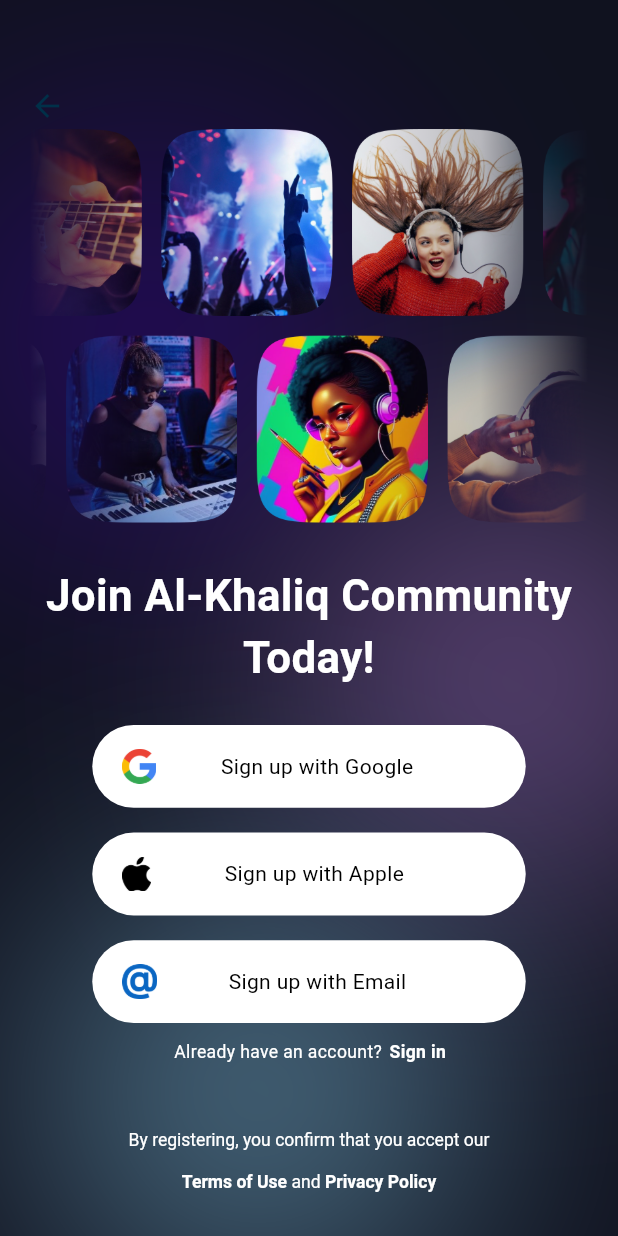
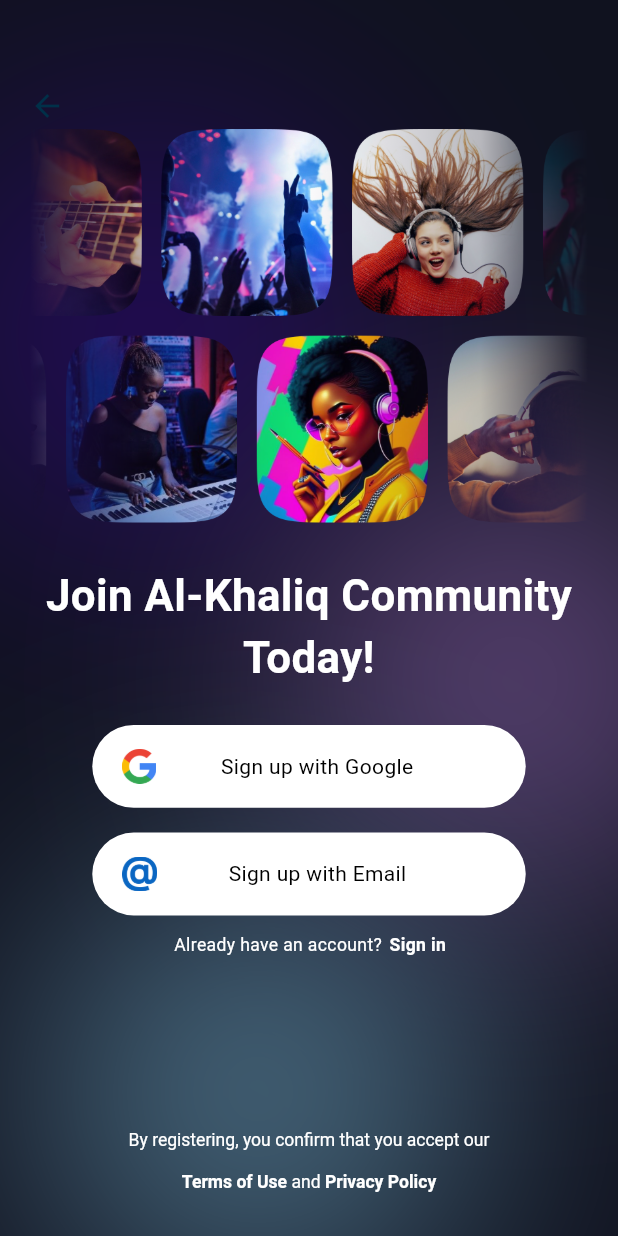
Before and after one commit to Mickey771/al_khaliq, a Flutter app: the screen it shows after launch, on a phone screen of 412 x 824 dp. Run offline on Flutter 3.47's test engine with Material 3 defaults, Android fonts, the light colour scheme and no system bars; our stand-ins replace audio_service, cached_network_image, firebase_auth, firebase_core, flutter_screenutil, flutter_svg and 10 more; missing offline and left inert: audio_session, purchases_flutter; accounts and stored records are empty; Roboto replaces fonts that are missing (Excon).

Commit message:
feat: Add initial AuthBoard onboarding screen for user authentication and update pubspec.yaml.

```diff
--- a/lib/onboarding/auth_board.dart
+++ b/lib/onboarding/auth_board.dart
@@ -1,4 +1,3 @@
-
 import 'package:al_khaliq/controllers/genre_controller.dart';
 import 'package:al_khaliq/controllers/music_controller.dart';
 import 'package:al_khaliq/controllers/playlist_controller.dart';
@@ -227,51 +226,51 @@ class _AuthBoardState extends State<AuthBoard> {
                             ),
                             verticalSpace(0.02),
 
-                            Obx(
-                              () => InkWell(
-                                onTap: () {
-                                  accountController.signInWithApple(
-                                      context: context);
-                                },
-                                child: Container(
-                                  padding: EdgeInsets.fromLTRB(20, 16, 30, 16),
-                                  margin:
-                                      EdgeInsets.symmetric(horizontal: 43.sp),
-                                  decoration: BoxDecoration(
-                                    color: whiteColor,
-                                    borderRadius: BorderRadius.circular(70.sp),
-                                  ),
-                                  child: Center(
-                                    child: accountController
-                                                .loadingStatus.value ==
-                                            true
-                                        ? LoadingAnimationWidget.stretchedDots(
-                                            color: Colors.white, size: 20)
-                                        : Row(
-                                            mainAxisAlignment:
-                                                MainAxisAlignment.spaceBetween,
-                                            children: [
-                                              Image.asset(
-                                                'assets/images/icons/Apple.png',
-                                                fit: BoxFit.scaleDown,
-                                                scale: 22,
-                                              ),
-                                              Text("Sign up with Apple",
-                                                  textAlign: TextAlign.center,
-                                                  style: TextStyle(
-                                                      fontSize: 14,
-                                                      fontWeight:
-                                                          FontWeight.w400,
-                                                      color: Colors.black)),
-                                              horizontalSpace(0.005),
-                                            ],
-                                          ),
-                                  ),
-                                ),
-                              ),
-                            ),
+                            // Obx(
+                            //   () => InkWell(
+                            //     onTap: () {
+                            //       accountController.signInWithApple(
+                            //           context: context);
+                            //     },
+                            //     child: Container(
+                            //       padding: EdgeInsets.fromLTRB(20, 16, 30, 16),
+                            //       margin:
+                            //           EdgeInsets.symmetric(horizontal: 43.sp),
+                            //       decoration: BoxDecoration(
+                            //         color: whiteColor,
+                            //         borderRadius: BorderRadius.circular(70.sp),
+                            //       ),
+                            //       child: Center(
+                            //         child: accountController
+                            //                     .loadingStatus.value ==
+                            //                 true
+                            //             ? LoadingAnimationWidget.stretchedDots(
+                            //                 color: Colors.white, size: 20)
+                            //             : Row(
+                            //                 mainAxisAlignment:
+                            //                     MainAxisAlignment.spaceBetween,
+                            //                 children: [
+                            //                   Image.asset(
+                            //                     'assets/images/icons/Apple.png',
+                            //                     fit: BoxFit.scaleDown,
+                            //                     scale: 22,
+                            //                   ),
+                            //                   Text("Sign up with Apple",
+                            //                       textAlign: TextAlign.center,
+                            //                       style: TextStyle(
+                            //                           fontSize: 14,
+                            //                           fontWeight:
+                            //                               FontWeight.w400,
+                            //                           color: Colors.black)),
+                            //                   horizontalSpace(0.005),
+                            //                 ],
+                            //               ),
+                            //       ),
+                            //     ),
+                            //   ),
+                            // ),
 
-                            verticalSpace(0.02),
+                            // verticalSpace(0.02),
 
                             Obx(
                               () => InkWell(
--- a/pubspec.yaml
+++ b/pubspec.yaml
@@ -2,7 +2,7 @@ name: al_khaliq
 description: "A new Flutter project."
 publish_to: 'none'
 
-version: 1.0.3+31
+version: 1.0.3+34
 environment:
   sdk: ">=3.0.0 <4.0.0"
 
```
